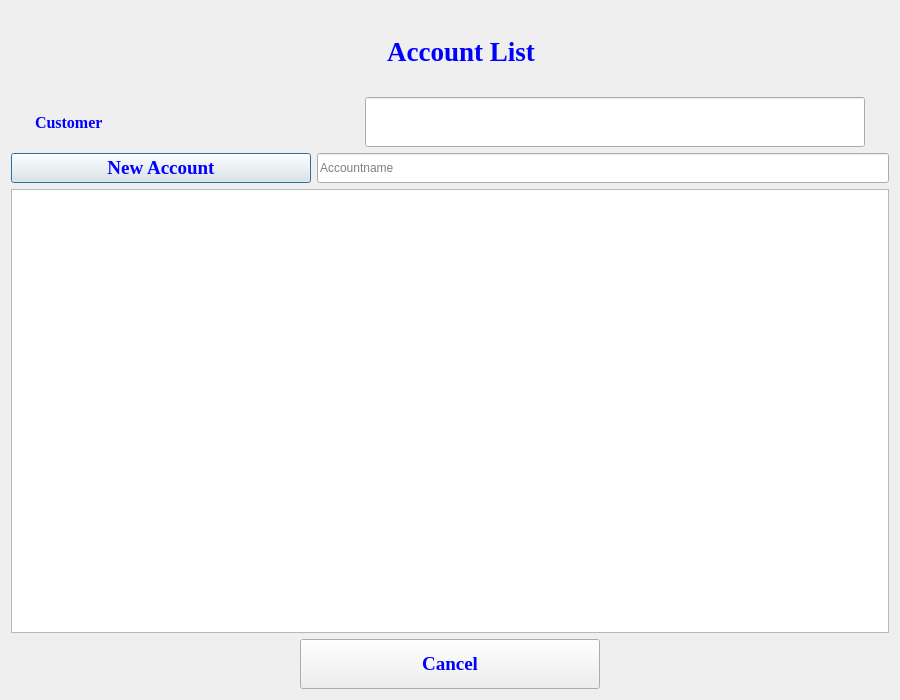
Above: accountlist.ui from jonathansaetre/BankSystem before the change. Below: the same form after it.
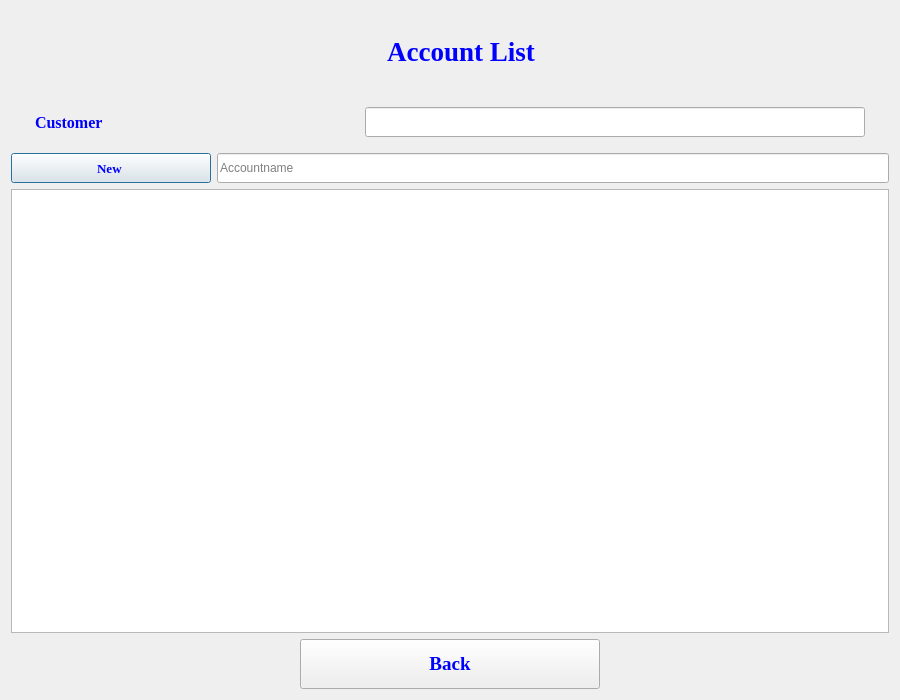
That is the form after the change.

Diff of the .ui file:
```diff
--- a/accountlist.ui
+++ b/accountlist.ui
@@ -102,7 +102,7 @@
        <property name="maximumSize">
         <size>
          <width>500</width>
-         <height>50</height>
+         <height>30</height>
         </size>
        </property>
        <property name="font">
@@ -114,6 +114,9 @@
        <property name="styleSheet">
         <string notr="true">color:blue</string>
        </property>
+       <property name="readOnly">
+        <bool>true</bool>
+       </property>
       </widget>
      </item>
     </layout>
@@ -124,7 +127,7 @@
       <widget class="QPushButton" name="Newaccount">
        <property name="minimumSize">
         <size>
-         <width>300</width>
+         <width>200</width>
          <height>30</height>
         </size>
        </property>
@@ -137,7 +140,7 @@
        <property name="font">
         <font>
          <family>Times New Roman</family>
-         <pointsize>14</pointsize>
+         <pointsize>10</pointsize>
          <weight>75</weight>
          <bold>true</bold>
         </font>
@@ -146,7 +149,7 @@
         <string notr="true">color:blue</string>
        </property>
        <property name="text">
-        <string>New Account</string>
+        <string>New </string>
        </property>
       </widget>
      </item>
@@ -206,7 +209,7 @@
         <string notr="true">color:blue</string>
        </property>
        <property name="text">
-        <string>Cancel</string>
+        <string>Back</string>
        </property>
       </widget>
      </item>
```
Left out of the diff: 2 changed lines with no effect on the pictures.
